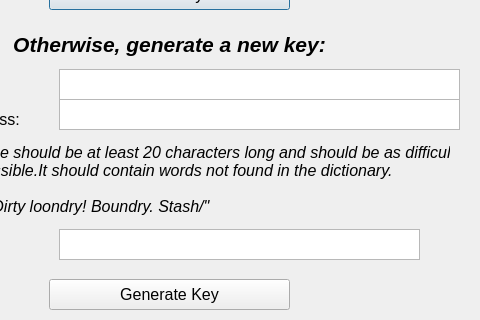
Before: the Qt Designer form UI/GenerateForm1Layout.ui in picrin/VAIDA_OLD, drawn with Qt 5; both pictures show x 131 to 611 and y 81 to 401 of the 611 by 401 pixel window.
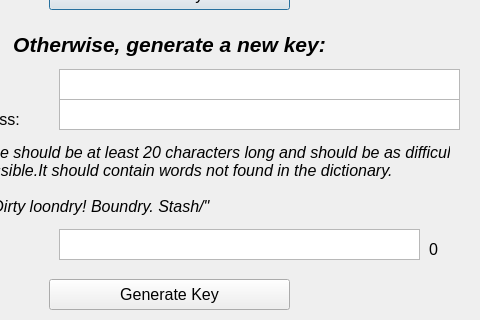
After: the same form once the commit is applied.

Patch:
```diff
--- a/UI/GenerateForm1Layout.ui
+++ b/UI/GenerateForm1Layout.ui
@@ -226,7 +226,7 @@
     </rect>
    </property>
    <property name="text">
-    <string>&lt;n&gt;</string>
+    <string>0</string>
    </property>
   </widget>
  </widget>
```
Left out of the diff: 2 changed lines with no effect on the pictures.
